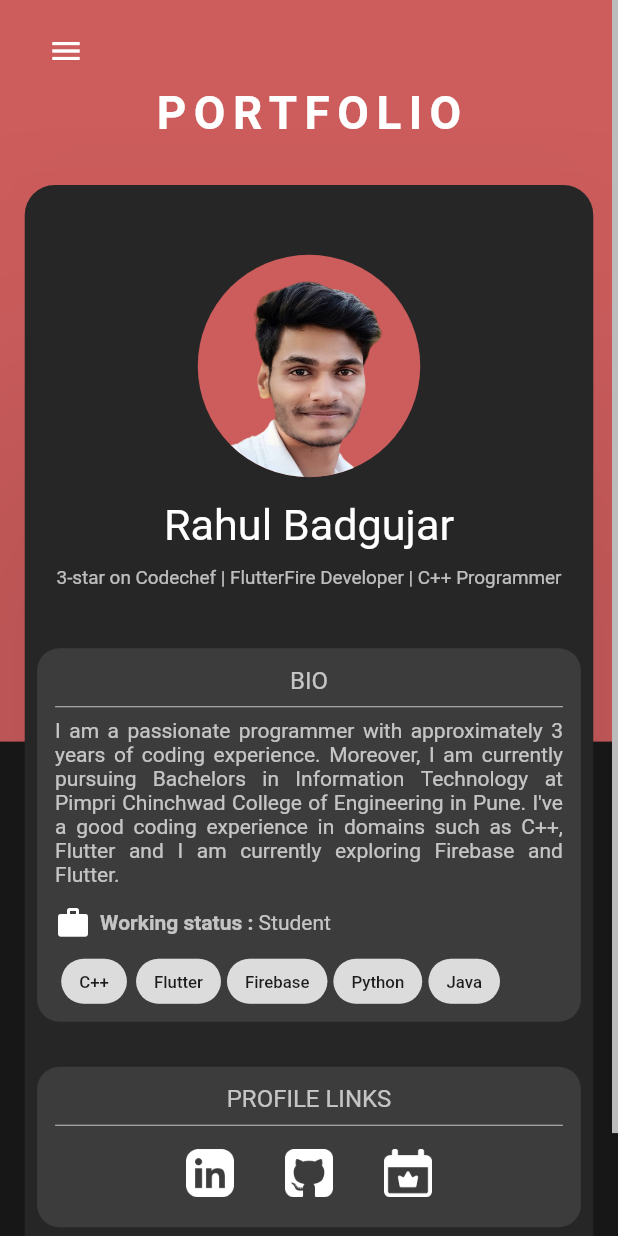
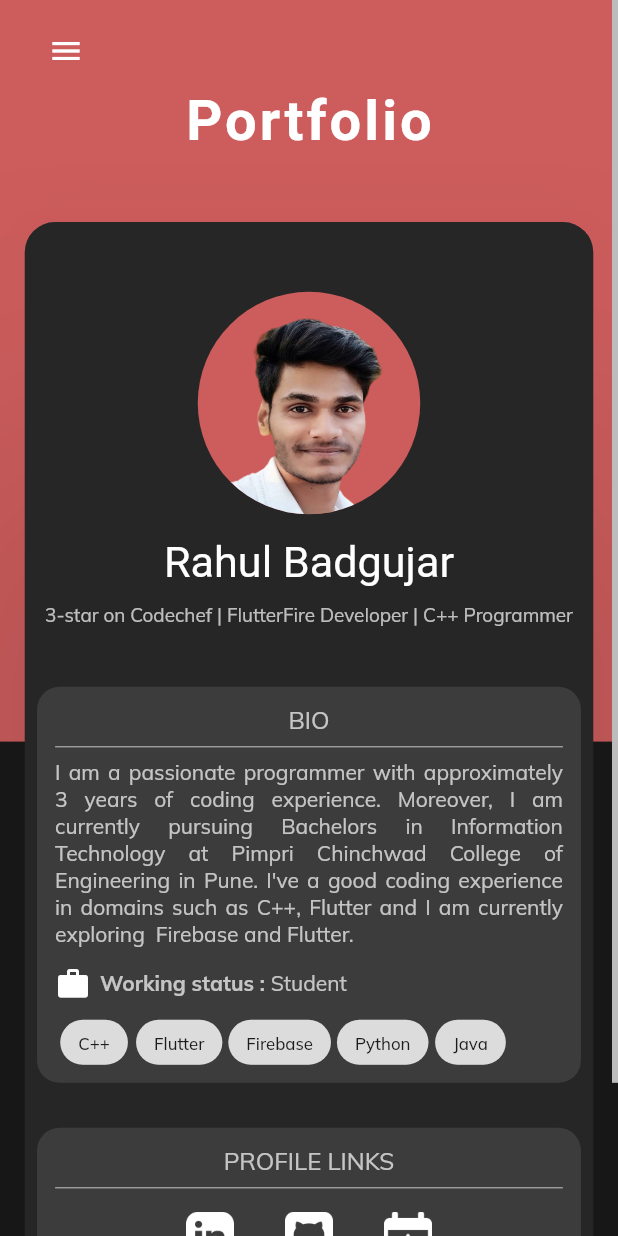
Before and after one commit to rahul-badgujar/my-portfolio, a Flutter app: the screen it shows after launch, on a phone screen of 412 x 824 dp. Run offline on Flutter 3.47's test engine with Material 2 defaults, Android fonts, the phone set to English and light mode, and no system bars; our stand-ins replace firebase_core, google_fonts, youtube_player_iframe; missing offline and left inert: dart:js, pinch_zoom_image_updated; accounts and stored records are empty; Roboto replaces fonts that are missing (Amita, Lalezar).

Commit message:
added Google Fonts

```diff
--- a/lib/main_page.dart
+++ b/lib/main_page.dart
@@ -67,7 +67,7 @@ class Body extends StatelessWidget {
                   alignment: Alignment.bottomCenter,
                   child: Column(
                     children: [
-                      SizedBox(height: DeviceDetails(context).height * 0.14),
+                      SizedBox(height: DeviceDetails(context).height * 0.17),
                       ContentCanvas(),
                       SizedBox(height: DeviceDetails(context).height * 0.05),
                     ],
--- a/lib/theme.dart
+++ b/lib/theme.dart
@@ -1,4 +1,5 @@
 import 'package:flutter/material.dart';
+import 'package:google_fonts/google_fonts.dart';
 import 'package:my_portfolio/constants.dart';
 
 class AppTheme {
@@ -48,7 +49,7 @@ class AppTheme {
   }
 
   TextTheme getTextTheme() {
-    return base.textTheme.copyWith(
+    final textTheme = base.textTheme.copyWith(
       headline1: base.textTheme.headline1.copyWith(
         color: primaryTextColor,
       ),
@@ -71,5 +72,6 @@ class AppTheme {
         color: primaryTextColor,
       ),
     );
+    return GoogleFonts.muliTextTheme(textTheme);
   }
 }
--- a/lib/widgets/about_section.dart
+++ b/lib/widgets/about_section.dart
@@ -1,4 +1,5 @@
 import 'package:flutter/material.dart';
+import 'package:google_fonts/google_fonts.dart';
 import 'package:my_portfolio/constants.dart';
 import 'package:my_portfolio/data.dart';
 import 'package:my_portfolio/utils.dart';
@@ -41,9 +42,11 @@ class _AboutSectionState extends State<AboutSection> {
                   DeviceDetails(context).deviceType == DeviceType.Desktop
                       ? 1.5
                       : 1.2,
-              style: Theme.of(context).textTheme.headline5.copyWith(
-                    color: primaryTextColorBright,
-                  ),
+              style: GoogleFonts.lalezar(
+                textStyle: Theme.of(context).textTheme.headline5.copyWith(
+                      color: primaryTextColorBright,
+                    ),
+              ),
             ),
             SizedBox(height: 10),
             Text(
--- a/lib/widgets/portfolio_label.dart
+++ b/lib/widgets/portfolio_label.dart
@@ -1,4 +1,5 @@
 import 'package:flutter/material.dart';
+import 'package:google_fonts/google_fonts.dart';
 import 'package:my_portfolio/constants.dart';
 import '../utils.dart';
 
@@ -10,14 +11,16 @@ class PortfolioLabel extends StatelessWidget {
   @override
   Widget build(BuildContext context) {
     return Text(
-      "PORTFOLIO",
+      "Portfolio",
       textScaleFactor:
-          DeviceDetails(context).deviceType == DeviceType.Desktop ? 1.4 : 0.9,
-      style: Theme.of(context).textTheme.headline4.copyWith(
-            letterSpacing: 5,
-            fontWeight: FontWeight.bold,
-            color: primaryTextColorBright,
-          ),
+          DeviceDetails(context).deviceType == DeviceType.Desktop ? 1.5 : 1.1,
+      style: GoogleFonts.amita(
+        textStyle: Theme.of(context).textTheme.headline4.copyWith(
+              letterSpacing: 2,
+              fontWeight: FontWeight.w600,
+              color: primaryTextColorBright,
+            ),
+      ),
     );
   }
 }
--- a/pubspec.yaml
+++ b/pubspec.yaml
@@ -24,6 +24,7 @@ dependencies:
   flutter:
     sdk: flutter
   firebase_core: ^0.7.0
+  google_fonts: ^1.1.2
   pinch_zoom_image_updated: ^0.2.6
   provider: ^4.3.3
   youtube_player_iframe: ^1.2.0+2
```
Also changed, not shown: lib/models/Project.dart (deleted, +0 -39 lines), pubspec.lock, 1 other file.
